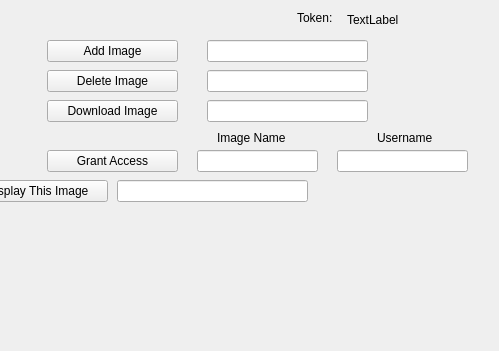
First picture: the form in Image-Viewer/mainwindow.ui, repository shehab-as/Distributed-Systems, before the edit; both pictures show x 373 to 872 and y 0 to 351 of the 872 by 759 pixel window.
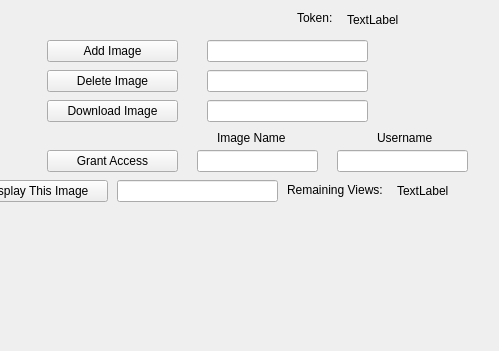
Second picture: the form after the edit.

Commit message: Added Field Remaining Views

Patch:
```diff
--- a/Image-Viewer/mainwindow.ui
+++ b/Image-Viewer/mainwindow.ui
@@ -218,7 +218,7 @@
      <rect>
       <x>490</x>
       <y>180</y>
-      <width>191</width>
+      <width>161</width>
       <height>22</height>
      </rect>
     </property>
@@ -308,10 +308,10 @@
    <widget class="QLabel" name="Image_Display">
     <property name="geometry">
      <rect>
-      <x>320</x>
+      <x>290</x>
       <y>220</y>
-      <width>511</width>
-      <height>461</height>
+      <width>561</width>
+      <height>501</height>
      </rect>
     </property>
     <property name="text">
@@ -383,6 +383,32 @@
      <string>Image Name</string>
     </property>
    </widget>
+   <widget class="QLabel" name="label_4">
+    <property name="geometry">
+     <rect>
+      <x>660</x>
+      <y>180</y>
+      <width>121</width>
+      <height>20</height>
+     </rect>
+    </property>
+    <property name="text">
+     <string>Remaining Views:</string>
+    </property>
+   </widget>
+   <widget class="QLabel" name="Views_Value">
+    <property name="geometry">
+     <rect>
+      <x>770</x>
+      <y>180</y>
+      <width>59</width>
+      <height>21</height>
+     </rect>
+    </property>
+    <property name="text">
+     <string>TextLabel</string>
+    </property>
+   </widget>
   </widget>
   <widget class="QStatusBar" name="statusBar"/>
  </widget>
```
The commit also changes 2 other files.
